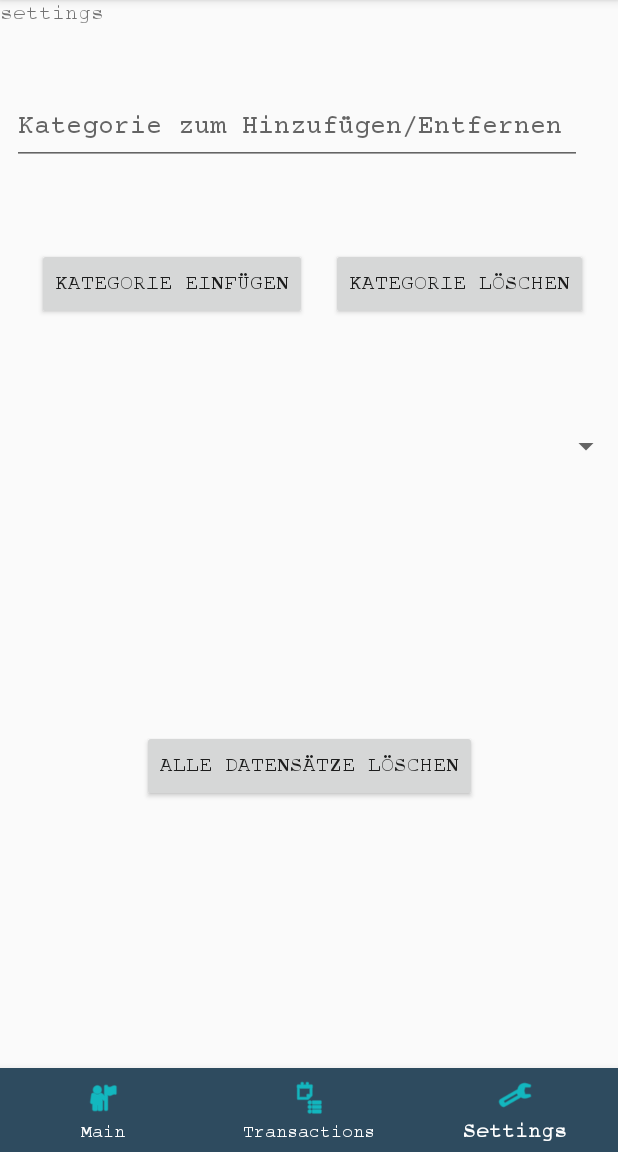
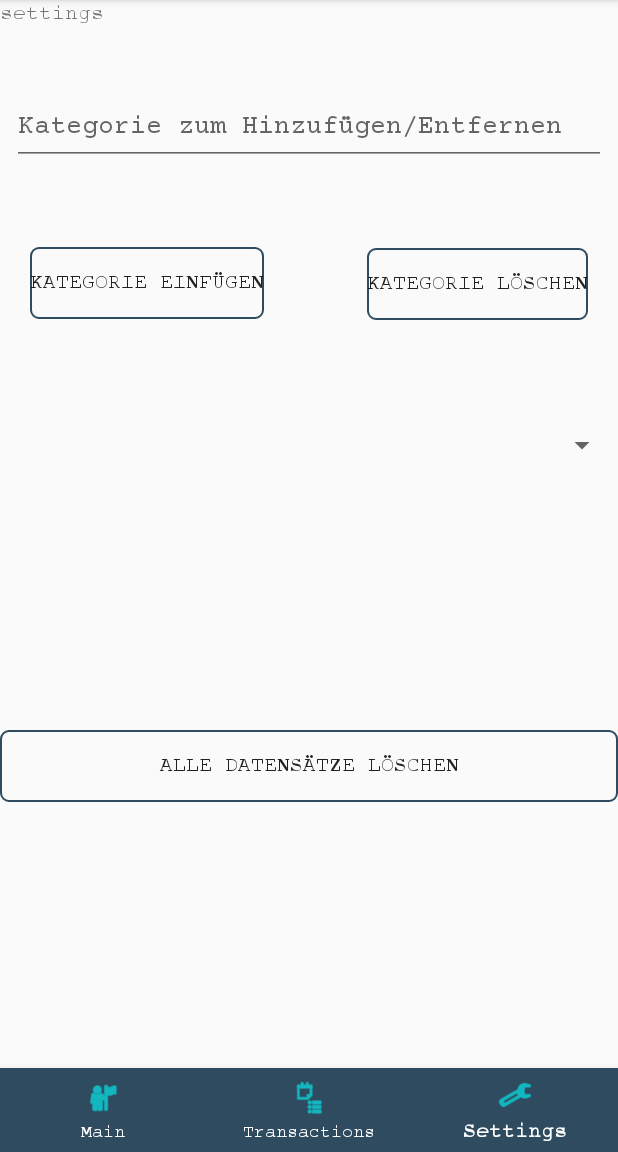
Before and after one commit to Hartlex/FinanzApp, an Android app: the screen it shows after launch (MainActivity), item 3 of the bottom bar chosen, on a phone screen of 412 x 824 dp, the part 84-1236 px from its top. Run offline under Robolectric (Android 15) with nearby library versions, the phone set to English and light mode, and no system bars; libraries missing offline, so code that uses them is left out: com.github.mikephil.charting; 11 statements that could not run were skipped.

Commit message:
Buttons gestaltet in der fragment_settings.xml

```diff
--- /dev/null
+++ b/app/src/main/res/drawable/settings_buttons.xml
@@ -0,0 +1,7 @@
+<?xml version="1.0" encoding="utf-8"?>
+<shape xmlns:android="http://schemas.android.com/apk/res/android" android:shape="rectangle">
+
+    <stroke android:color="#2E4B5F" android:width="1dp"        />
+
+    <corners android:radius="5dp" />
+</shape>
--- a/app/src/main/res/layout/fragment_settings.xml
+++ b/app/src/main/res/layout/fragment_settings.xml
@@ -13,7 +13,7 @@
 
         <EditText
             android:id="@+id/AddDeleteSpinner"
-            android:layout_width="380dp"
+            android:layout_width="match_parent"
             android:layout_height="50dp"
             android:layout_marginStart="8dp"
             android:layout_marginLeft="8dp"
@@ -35,16 +35,15 @@
             android:layout_height="match_parent"
             android:fontFamily="@font/courier_prime"
             android:text="settings"
-            tools:layout_editor_absoluteX="0dp"
-            tools:layout_editor_absoluteY="-16dp" />
+            tools:layout_editor_absoluteX="-41dp"
+            tools:layout_editor_absoluteY="0dp" />
 
         <Button
             android:id="@+id/btn_add"
             android:layout_width="wrap_content"
             android:layout_height="wrap_content"
-            android:layout_marginStart="20dp"
-            android:layout_marginLeft="20dp"
-            android:layout_marginBottom="24dp"
+            android:layout_marginBottom="27dp"
+            android:background="@drawable/settings_buttons"
             android:text="Kategorie einfügen"
             app:layout_constraintBottom_toBottomOf="parent"
             app:layout_constraintEnd_toStartOf="@+id/btn_remove"
@@ -61,6 +60,7 @@
             android:layout_marginRight="20dp"
             android:layout_marginBottom="24dp"
             android:text="Kategorie löschen"
+            android:background="@drawable/settings_buttons"
             app:layout_constraintBottom_toBottomOf="parent"
             app:layout_constraintEnd_toEndOf="parent"
             app:layout_constraintTop_toBottomOf="@+id/AddDeleteSpinner"
@@ -68,7 +68,7 @@
 
         <Spinner
             android:id="@+id/spinner"
-            android:layout_width="409dp"
+            android:layout_width="match_parent"
             android:layout_height="wrap_content"
             android:layout_marginStart="8dp"
             android:layout_marginLeft="8dp"
@@ -80,9 +80,10 @@
 
         <Button
             android:id="@+id/btn_delete"
-            android:layout_width="wrap_content"
+            android:layout_width="match_parent"
             android:layout_height="wrap_content"
             android:text="Alle Datensätze löschen"
+            android:background="@drawable/settings_buttons"
             app:layout_constraintBottom_toBottomOf="parent"
             app:layout_constraintEnd_toEndOf="parent"
             app:layout_constraintStart_toStartOf="parent"
```
